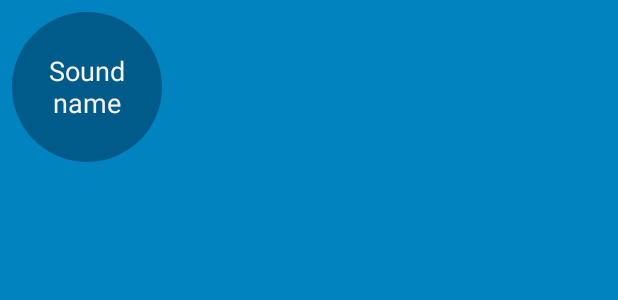
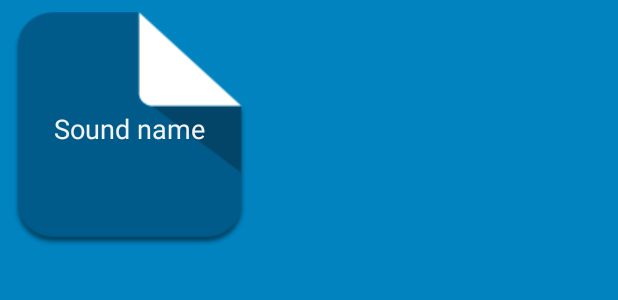
Before and after one commit to LowApe/BeatBox, an Android app: the layout list_item_sound.xml on its own in the app's theme, with its tools: preview values and no code run, on a phone screen of 412 x 824 dp. Shown: the top 300 px of the screen. Run offline under Robolectric (Android 15) with nearby library versions, the phone set to English and light mode, and no system bars.

Commit message:
使用 背景图片修改样式

```diff
--- a/app/src/main/res/drawable/button_beat_box.xml
+++ b/app/src/main/res/drawable/button_beat_box.xml
@@ -1,10 +1,10 @@
 <?xml version="1.0" encoding="utf-8"?>
 <selector xmlns:android="http://schemas.android.com/apk/res/android">
     <item
-        android:drawable="@drawable/button_beat_box_pressed"
+        android:drawable="@drawable/ic_button_beat_box_pressed"
         android:state_pressed="true"
         />
     <item
-        android:drawable="@drawable/button_beat_box_normal"
+        android:drawable="@drawable/ic_button_beat_box_default"
         />
 </selector>
--- a/app/src/main/res/layout/list_item_sound.xml
+++ b/app/src/main/res/layout/list_item_sound.xml
@@ -9,8 +9,8 @@
         xmlns:android="http://schemas.android.com/apk/res/android"
         xmlns:tools="http://schemas.android.com/tools"
         android:id="@+id/list_item_sound_button"
-        android:layout_width="100dp"
-        android:layout_height="100dp"
+        android:layout_width="match_parent"
+        android:layout_height="match_parent"
         android:layout_gravity="center"
         tools:text="Sound name"
         />
```
Also changed, not shown: app/src/main/res/drawable/ic_button_beat_box_default.png (added), app/src/main/res/drawable/ic_button_beat_box_pressed.png (added).
